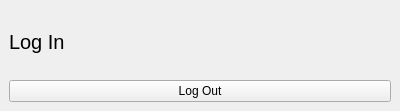
This is bnbnav-frontend/loginwidget.ui in vicr123/bnbnav as Qt 5 draws it before an edit. The edited form follows.
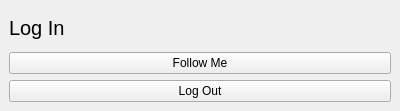
This is the edited form.

Commit message: Add Follow Me road and directions

Patch:
```diff
--- a/bnbnav-frontend/loginwidget.ui
+++ b/bnbnav-frontend/loginwidget.ui
@@ -101,6 +101,16 @@
          </property>
         </widget>
        </item>
+       <item>
+        <widget class="QPushButton" name="followMeButton">
+         <property name="text">
+          <string>Follow Me</string>
+         </property>
+         <property name="checkable">
+          <bool>true</bool>
+         </property>
+        </widget>
+       </item>
        <item>
         <widget class="QPushButton" name="logOutButton">
          <property name="text">
```
The commit also changes 32 other files.
